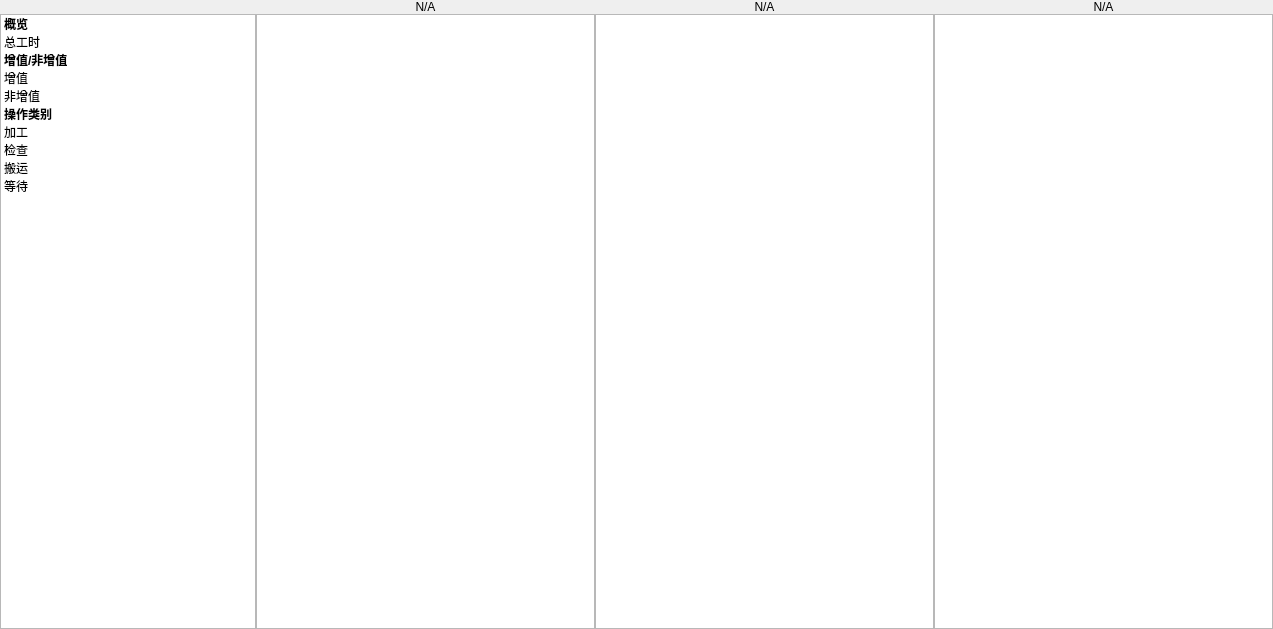
First picture: the form in Pwh/pwhcontrast.ui, repository yukuan1991/PwhContrastProject, before the edit.
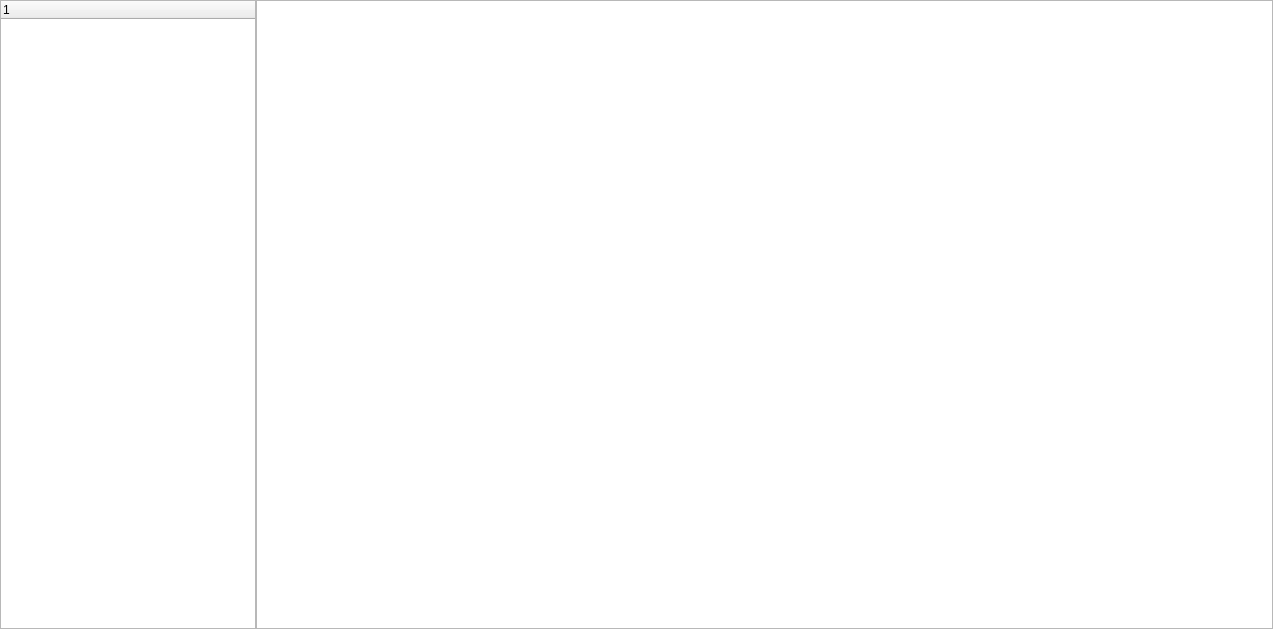
Second picture: the form after the edit. Custom widgets are drawn as their Qt base class.

The edit to the form file:
```diff
--- a/Pwh/pwhcontrast.ui
+++ b/Pwh/pwhcontrast.ui
@@ -13,7 +13,7 @@
   <property name="windowTitle">
    <string>Form</string>
   </property>
-  <layout class="QHBoxLayout" name="horizontalLayout_4">
+  <layout class="QHBoxLayout" name="horizontalLayout" stretch="0,5">
    <property name="spacing">
     <number>0</number>
    </property>
@@ -30,134 +30,31 @@
     <number>0</number>
    </property>
    <item>
-    <layout class="QGridLayout" name="gridLayout" columnstretch="0,1,1,1">
-     <item row="0" column="1">
-      <layout class="QHBoxLayout" name="horizontalLayout">
-       <item>
-        <widget class="QLabel" name="label_add_master">
-         <property name="text">
-          <string>N/A</string>
-         </property>
-         <property name="alignment">
-          <set>Qt::AlignCenter</set>
-         </property>
-        </widget>
-       </item>
-      </layout>
-     </item>
-     <item row="0" column="2">
-      <layout class="QHBoxLayout" name="horizontalLayout_2">
-       <item>
-        <widget class="QLabel" name="label_add_slave1">
-         <property name="text">
-          <string>N/A</string>
-         </property>
-         <property name="alignment">
-          <set>Qt::AlignCenter</set>
-         </property>
-        </widget>
-       </item>
-      </layout>
-     </item>
-     <item row="0" column="3">
-      <layout class="QHBoxLayout" name="horizontalLayout_3">
-       <item>
-        <widget class="QLabel" name="label_add_slave2">
-         <property name="text">
-          <string>N/A</string>
-         </property>
-         <property name="alignment">
-          <set>Qt::AlignCenter</set>
-         </property>
-        </widget>
-       </item>
-      </layout>
-     </item>
-     <item row="1" column="0">
-      <widget class="QListWidget" name="listWidget">
-       <item>
-        <property name="text">
-         <string>概览</string>
-        </property>
-        <property name="font">
-         <font>
-          <weight>75</weight>
-          <bold>true</bold>
-         </font>
-        </property>
-       </item>
-       <item>
-        <property name="text">
-         <string>总工时</string>
-        </property>
-       </item>
-       <item>
-        <property name="text">
-         <string>增值/非增值</string>
-        </property>
-        <property name="font">
-         <font>
-          <weight>75</weight>
-          <bold>true</bold>
-         </font>
-        </property>
-       </item>
-       <item>
-        <property name="text">
-         <string>增值</string>
-        </property>
-       </item>
-       <item>
-        <property name="text">
-         <string>非增值</string>
-        </property>
-       </item>
-       <item>
-        <property name="text">
-         <string>操作类别</string>
-        </property>
-        <property name="font">
-         <font>
-          <weight>75</weight>
-          <bold>true</bold>
-         </font>
-        </property>
-       </item>
-       <item>
-        <property name="text">
-         <string>加工</string>
-        </property>
-       </item>
-       <item>
-        <property name="text">
-         <string>检查</string>
-        </property>
-       </item>
-       <item>
-        <property name="text">
-         <string>搬运</string>
-        </property>
-       </item>
-       <item>
-        <property name="text">
-         <string>等待</string>
-        </property>
-       </item>
-      </widget>
-     </item>
-     <item row="1" column="1">
-      <widget class="QTableWidget" name="table_master"/>
-     </item>
-     <item row="1" column="2">
-      <widget class="QTableWidget" name="table_slave1"/>
-     </item>
-     <item row="1" column="3">
-      <widget class="QTableWidget" name="table_slave2"/>
-     </item>
-    </layout>
+    <widget class="JsonTree" name="tree_product">
+     <column>
+      <property name="text">
+       <string notr="true">1</string>
+      </property>
+     </column>
+    </widget>
+   </item>
+   <item>
+    <widget class="PwhListWidget" name="listWidget"/>
    </item>
   </layout>
  </widget>
+ <customwidgets>
+  <customwidget>
+   <class>PwhListWidget</class>
+   <extends>QListWidget</extends>
+   <header>Pwh/PwhListWidget.h</header>
+  </customwidget>
+  <customwidget>
+   <class>JsonTree</class>
+   <extends>QTreeWidget</extends>
+   <header>JsonTree.h</header>
+  </customwidget>
+ </customwidgets>
  <resources/>
  <connections/>
 </ui>
```
